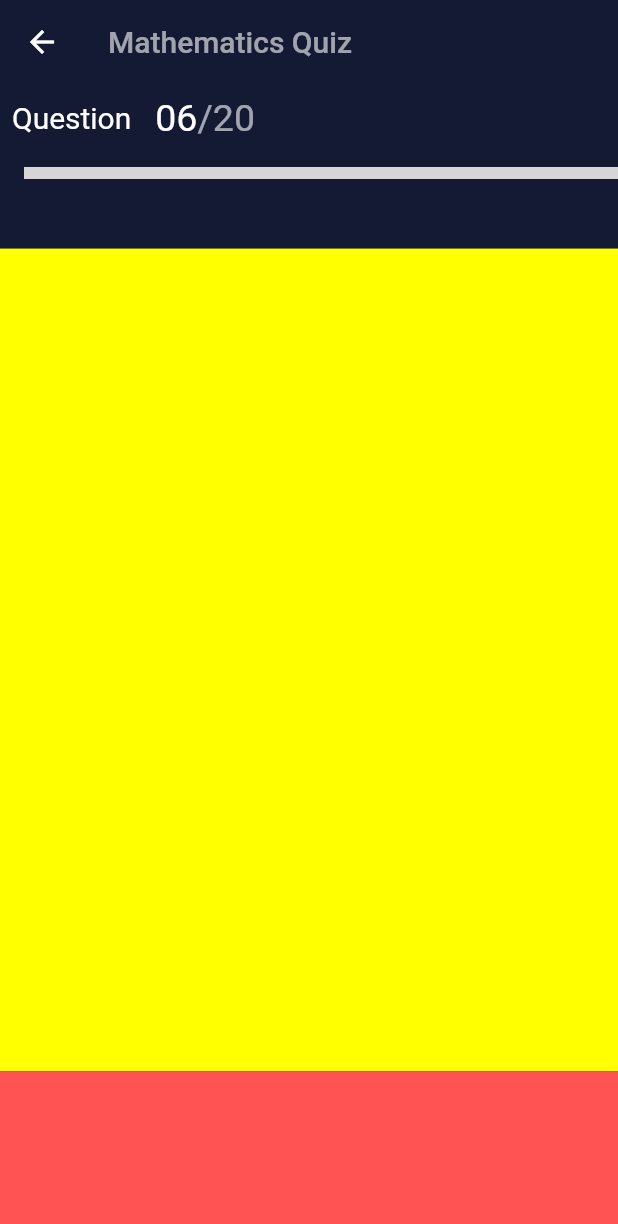
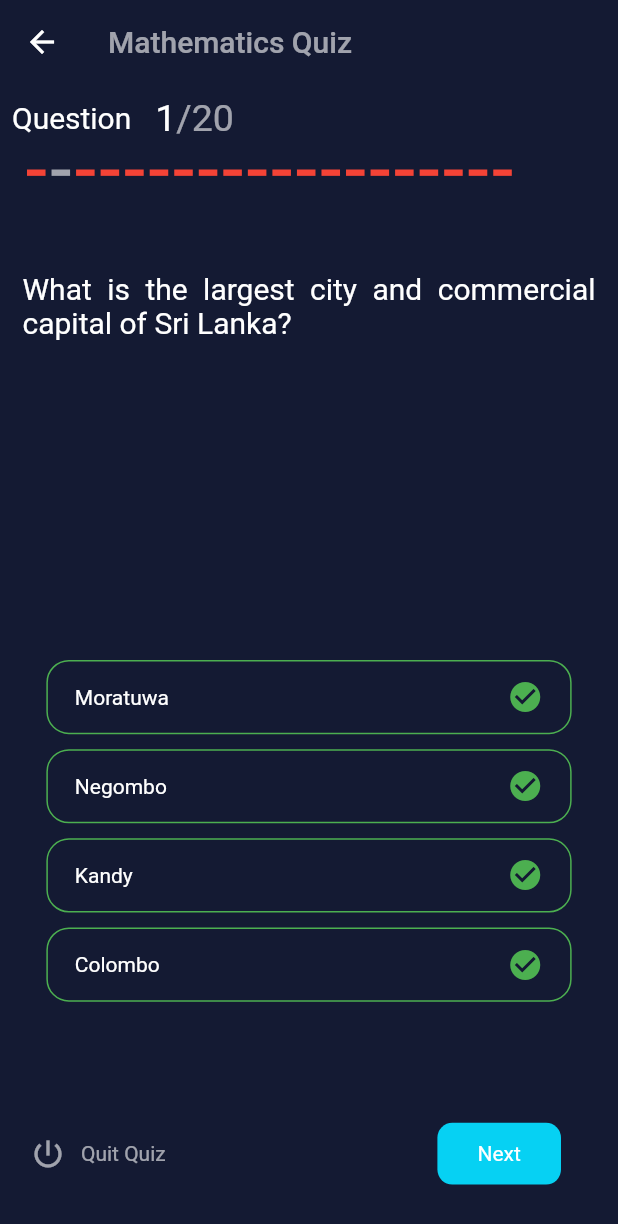
Before and after one commit to TrojanSystem/quiz_project, a Flutter app: the screen it shows after launch, after a tap on "Math", on a phone screen of 412 x 824 dp. Shown: the top 1224 px of the screen. Run offline on Flutter 3.47's test engine with Material 2 defaults, Android fonts, the phone set to English and light mode, and no system bars; our stand-ins replace flutter_staggered_animations, google_nav_bar, line_icons; grey boxes are pictures that could not be loaded.

Commit message:
General Quiz Project

```diff
--- /dev/null
+++ b/lib/data_room/data_storage.dart
@@ -0,0 +1,10 @@
+import 'package:flutter/cupertino.dart';
+
+class DataStorage extends ChangeNotifier {
+  int currentIndex = 0;
+
+  changeQuestion(index) {
+    currentIndex = index + 1;
+    notifyListeners();
+  }
+}
--- /dev/null
+++ b/lib/data_room/http_service.dart
@@ -0,0 +1,16 @@
+import 'package:http/http.dart' as http;
+
+class HttpService {
+  Future<http.Response> getWeatherData() async {
+    http.Response response;
+    String url =
+        "https://opentdb.com/api.php?amount=10";
+    final uri = Uri.parse(url);
+    try {
+      response = await http.get(uri);
+    } on Exception catch (e) {
+      throw e;
+    }
+    return response;
+  }
+}
--- /dev/null
+++ b/lib/data_room/question_model.dart
@@ -0,0 +1,291 @@
+class QuestionModel {
+  String category;
+  String type;
+  String difficulty;
+  String question;
+  String correctAnswer;
+  List incorrectAnswers;
+  int Score;
+
+  QuestionModel(
+      {required this.category,
+        required this.correctAnswer,
+        required this.Score,
+        required this.difficulty,
+        required this.incorrectAnswers,
+        required this.question,
+        required this.type});
+
+  static List<QuestionModel> questionList = [
+    QuestionModel(
+      Score: 15,
+      category: "Geography",
+      type: "multiple",
+      difficulty: "hard",
+      question: "What is the largest city and commercial capital of Sri Lanka?",
+      correctAnswer: "Colombo",
+      incorrectAnswers: [
+        "Moratuwa",
+        "Negombo",
+        "Kandy",
+        "Colombo",
+      ],
+    ),
+    QuestionModel(
+      Score: 10,
+      category: "Math",
+      type: "multiple",
+      difficulty: "medium",
+      question:
+      "Which European city has the highest mileage of canals in the world?",
+      correctAnswer: "Birmingham",
+      incorrectAnswers: [
+        "Venice",
+        "Amsterdam",
+        "Berlin",
+        "Birmingham",
+      ],
+    ),
+    QuestionModel(
+        Score: 15,
+        category: "Physics",
+        type: "multiple",
+        difficulty: "hard",
+        question: "Which of these is NOT a province in China?",
+        correctAnswer: "Yangtze",
+        incorrectAnswers: [
+          "Fujian",
+          "Sichuan",
+          "Guangdong",
+          "Yangtze",
+        ]),
+    QuestionModel(
+        Score: 25,
+        category: "Chemistry",
+        type: "multiple",
+        difficulty: "easy",
+        question:
+        "Which of these is the name of the largest city in the US state Tennessee?",
+        correctAnswer: "Memphis",
+        incorrectAnswers: [
+          "Thebes",
+          "Alexandria",
+          "Luxor",
+          "Memphis",
+        ]),
+    QuestionModel(
+        Score: 5,
+        category: "Biology",
+        type: "multiple",
+        difficulty: "medium",
+        question: "How many countries does Spain have a land border with?",
+        correctAnswer: "5",
+        incorrectAnswers: [
+          "2",
+          "3",
+          "4",
+          "5",
+        ]),
+    QuestionModel(
+        Score: 15,
+        category: "Science",
+        type: "multiple",
+        difficulty: "easy",
+        question: "What is the Capital of the United States?",
+        correctAnswer: "Washington, D.C.",
+        incorrectAnswers: [
+          "Los Angelas, CA",
+          "New York City, NY",
+          "Houston, TX",
+          "Washington, D.C.",
+        ]),
+    QuestionModel(
+        Score: 35,
+        category: "Soccer",
+        type: "multiple",
+        difficulty: "medium",
+        question: "What tiny principality lies between Spain and France?",
+        correctAnswer: "Andorra",
+        incorrectAnswers: [
+          "Liechtenstein",
+          "Monaco",
+          "San Marino",
+          "Andorra",
+        ]),
+    QuestionModel(
+        Score: 15,
+        category: "Lab",
+        type: "multiple",
+        difficulty: "medium",
+        question: "How many timezones does Russia have?",
+        correctAnswer: "11",
+        incorrectAnswers: [
+          "6",
+          "24",
+          "16",
+          "11",
+        ]),
+    QuestionModel(
+        Score: 10,
+        category: "Astronomy",
+        type: "multiple",
+        difficulty: "hard",
+        question:
+        '  What is the most common climbing route for the second highest mountain in the world, K2?',
+        correctAnswer: "Abruzzi Spur",
+        incorrectAnswers: [
+          "Magic Line",
+          "Cesen Route",
+          "Polish Line",
+          "Abruzzi Spur",
+        ]),
+    QuestionModel(
+        Score: 15,
+        category: "Music",
+        type: "multiple",
+        difficulty: "hard",
+        question: "Into which basin does the Jordan River flow into?",
+        correctAnswer: "Dead Sea",
+        incorrectAnswers: [
+          "Aral Sea",
+          "Caspian Sea",
+          "Salton Sea",
+          "Dead Sea",
+        ]),
+    /***/QuestionModel(
+      Score: 15,
+      category: "Math",
+      type: "multiple",
+      difficulty: "hard",
+      question: "What is the largest city and commercial capital of Sri Lanka?",
+      correctAnswer: "Colombo",
+      incorrectAnswers: [
+        "Moratuwa",
+        "Negombo",
+        "Kandy",
+        "Colombo",
+      ],
+    ),
+    QuestionModel(
+      Score: 10,
+      category: "Geography",
+      type: "multiple",
+      difficulty: "medium",
+      question:
+      "Which European city has the highest mileage of canals in the world?",
+      correctAnswer: "Birmingham",
+      incorrectAnswers: [
+        "Venice",
+        "Amsterdam",
+        "Berlin",
+        "Birmingham",
+      ],
+    ),
+    QuestionModel(
+        Score: 15,
+        category: "Physics",
+        type: "multiple",
+        difficulty: "hard",
+        question: "Which of these is NOT a province in China?",
+        correctAnswer: "Yangtze",
+        incorrectAnswers: [
+          "Fujian",
+          "Sichuan",
+          "Guangdong",
+          "Yangtze",
+        ]),
+    QuestionModel(
+        Score: 25,
+        category: "Chemistry",
+        type: "multiple",
+        difficulty: "easy",
+        question:
+        "Which of these is the name of the largest city in the US state Tennessee?",
+        correctAnswer: "Memphis",
+        incorrectAnswers: [
+          "Thebes",
+          "Alexandria",
+          "Luxor",
+          "Memphis",
+        ]),
+    QuestionModel(
+        Score: 5,
+        category: "Biology",
+        type: "multiple",
+        difficulty: "medium",
+        question: "How many countries does Spain have a land border with?",
+        correctAnswer: "5",
+        incorrectAnswers: [
+          "2",
+          "3",
+          "4",
+          "5",
+        ]),
+    QuestionModel(
+        Score: 15,
+        category: "Science",
+        type: "multiple",
+        difficulty: "easy",
+        question: "What is the Capital of the United States?",
+        correctAnswer: "Washington, D.C.",
+        incorrectAnswers: [
+          "Los Angelas, CA",
+          "New York City, NY",
+          "Houston, TX",
+          "Washington, D.C.",
+        ]),
+    QuestionModel(
+        Score: 35,
+        category: "Soccer",
+        type: "multiple",
+        difficulty: "medium",
+        question: "What tiny principality lies between Spain and France?",
+        correctAnswer: "Andorra",
+        incorrectAnswers: [
+          "Liechtenstein",
+          "Monaco",
+          "San Marino",
+          "Andorra",
+        ]),
+    QuestionModel(
+        Score: 15,
+        category: "Lab",
+        type: "multiple",
+        difficulty: "medium",
+        question: "How many timezones does Russia have?",
+        correctAnswer: "11",
+        incorrectAnswers: [
+          "6",
+          "24",
+          "16",
+          "11",
+        ]),
+    QuestionModel(
+        Score: 10,
+        category: "Astronomy",
+        type: "multiple",
+        difficulty: "hard",
+        question:
+        '  What is the most common climbing route for the second highest mountain in the world, K2?',
+        correctAnswer: "Abruzzi Spur",
+        incorrectAnswers: [
+          "Magic Line",
+          "Cesen Route",
+          "Polish Line",
+          "Abruzzi Spur",
+        ]),
+    QuestionModel(
+        Score: 15,
+        category: "Music",
+        type: "multiple",
+        difficulty: "hard",
+        question: "Into which basin does the Jordan River flow into?",
+        correctAnswer: "Dead Sea",
+        incorrectAnswers: [
+          "Aral Sea",
+          "Caspian Sea",
+          "Salton Sea",
+          "Dead Sea",
+        ]),
+  ];
+}
--- /dev/null
+++ b/lib/data_room/question_request.dart
@@ -0,0 +1,30 @@
+import 'dart:convert';
+import 'dart:io';
+
+import 'package:quiz_project/data_room/question_model.dart';
+
+import 'http_service.dart';
+
+class QuestionRequest {
+  Future<QuestionModel?> getWord() async {
+    var result;
+    try {
+      final response = await HttpService().getWeatherData();
+      if (response.statusCode == 200) {
+        final decodedResult = json.decode(response.body);
+
+        // result = QuestionModel.fromJson(decodedResult['results']);
+
+        return result;
+      } else {
+        return null;
+      }
+    } on SocketException catch (e) {
+      throw e;
+    } on HttpService catch (e) {
+      throw e;
+    } on FormatException catch (e) {
+      throw e;
+    }
+  }
+}
--- a/lib/main.dart
+++ b/lib/main.dart
@@ -1,8 +1,9 @@
 import 'package:flutter/material.dart';
-import 'package:google_nav_bar/google_nav_bar.dart';
-import 'package:line_icons/line_icons.dart';
-import 'package:quiz_project/quiz_constants.dart';
+import 'package:provider/provider.dart';
+
 import 'package:quiz_project/quiz_screens/quiz_homepage.dart';
+
+import 'data_room/data_storage.dart';
 
 void main() {
   runApp(const QuizSplashScreen());
@@ -14,10 +15,13 @@ class QuizSplashScreen extends StatelessWidget {
   // This widget is the root of your application.
   @override
   Widget build(BuildContext context) {
-    return  const MaterialApp(
-      debugShowCheckedModeBanner: false,
-      title: 'Quiz',
-            home: QuizHomePage(),
+    return ChangeNotifierProvider(
+      create: (ctx) => DataStorage(),
+      child: const MaterialApp(
+        debugShowCheckedModeBanner: false,
+        title: 'Quiz',
+        home: QuizHomePage(),
+      ),
     );
   }
 }
--- a/lib/quiz_constants.dart
+++ b/lib/quiz_constants.dart
@@ -9,6 +9,10 @@ const kkCategory = TextStyle(
   fontWeight: FontWeight.w900,
   fontSize: 20,
 );
+const kkQuestion =  TextStyle(
+  color: Colors.white,
+  fontSize: 20,
+);
 const kkActiveQuestionNumber = TextStyle(
   color: Colors.white,
   fontSize: 25,
--- a/lib/quiz_method_collection.dart
+++ b/lib/quiz_method_collection.dart
@@ -1,8 +1,20 @@
 import 'package:flutter/material.dart';
-import 'package:google_nav_bar/google_nav_bar.dart';
-import 'package:line_icons/line_icons.dart';
+
 import 'package:quiz_project/quiz_constants.dart';
-Expanded selectedQuizHeader(double width, double height) {
+
+Widget answer({answerColor, width, height}) => Container(
+      margin: const EdgeInsets.all(2.0),
+      color: answerColor,
+      width: width * 0.03,
+      height: height * 0.09,
+    );
+
+Widget selectedQuizHeader(
+    {required double width,
+    required double height,
+    required question,
+    required currentQuestion,
+    required currentQuestionIndex}) {
   return Expanded(
     flex: 2,
     child: Column(
@@ -22,18 +34,18 @@ Expanded selectedQuizHeader(double width, double height) {
             Padding(
               padding: const EdgeInsets.all(8.0),
               child: RichText(
-                text: const TextSpan(
+                text: TextSpan(
                   children: [
                     TextSpan(
-                      text: '06',
+                      text: '${currentQuestion + 1}',
                       style: kkActiveQuestionNumber,
                     ),
-                    TextSpan(
+                    const TextSpan(
                       text: '/',
                       style: kkInActiveQuestionNumber,
                     ),
                     TextSpan(
-                      text: '20',
+                      text: '${question.length}',
                       style: kkInActiveQuestionNumber,
                     ),
                   ],
@@ -43,17 +55,18 @@ Expanded selectedQuizHeader(double width, double height) {
           ],
         ),
         Container(
-          margin: const EdgeInsets.only(top: 10,left: 16),
+          margin: const EdgeInsets.only(top: 10, left: 16),
           width: width,
           height: height * 0.01,
           child: ListView.builder(
             scrollDirection: Axis.horizontal,
             itemBuilder: (context, index) => answer(
-              answerColor: Colors.red,
+              answerColor:
+                  currentQuestionIndex == index ? Colors.white60 : Colors.red,
               width: width,
               height: height,
             ),
-            itemCount: 20,
+            itemCount: question.length,
           ),
         )
       ],
--- a/lib/quiz_widgets/quiz_button.dart
+++ b/lib/quiz_widgets/quiz_button.dart
@@ -1,16 +1,21 @@
 import 'package:flutter/material.dart';
+
 class QuizButtons extends StatelessWidget {
   const QuizButtons(
       {super.key,
-        required this.deviceWidth,
-        required this.deviceHeight,
-        required this.buttonFunction,
-        required this.buttonTag});
+      required this.deviceWidth,
+      required this.deviceHeight,
+      required this.bgColor,
+      required this.textColor,
+      required this.buttonFunction,
+      required this.buttonTag});
 
   final double deviceWidth;
   final double deviceHeight;
   final VoidCallback buttonFunction;
   final String buttonTag;
+  final Color bgColor;
+  final Color textColor;
 
   @override
   Widget build(BuildContext context) {
@@ -24,13 +29,13 @@ class QuizButtons extends StatelessWidget {
             height: deviceHeight * 0.05,
             decoration: BoxDecoration(
               borderRadius: BorderRadius.circular(10),
-              color: const Color.fromRGBO(6, 209, 243, 0.2),
+              color: bgColor,
             ),
             child: Center(
               child: Text(
                 buttonTag,
-                style: const TextStyle(
-                  color: Color.fromRGBO(6, 209, 243, 1),
+                style:  TextStyle(
+                  color:textColor,
                 ),
               ),
             ),
--- a/lib/quiz_widgets/quiz_category_view_all.dart
+++ b/lib/quiz_widgets/quiz_category_view_all.dart
@@ -28,6 +28,8 @@ class QuizCategoryViewAll extends StatelessWidget {
             ),
           ),
           QuizButtons(
+            textColor:  const Color.fromRGBO(6, 209, 243, 1),
+            bgColor: const Color.fromRGBO(6, 209, 243, 0.2),
             deviceWidth: deviceWidth,
             deviceHeight: deviceHeight,
             buttonFunction: () {},
--- a/lib/sub_screens/quiz_selected_category.dart
+++ b/lib/sub_screens/quiz_selected_category.dart
@@ -1,17 +1,25 @@
 import 'package:flutter/material.dart';
+import 'package:provider/provider.dart';
+import 'package:quiz_project/data_room/question_model.dart';
+import 'package:quiz_project/sub_screens/selected_category_answers.dart';
+import 'package:quiz_project/sub_screens/selected_category_footer.dart';
+import 'package:quiz_project/sub_screens/selected_category_question.dart';
 
-import '../quiz_constants.dart';
+import '../data_room/data_storage.dart';
 import '../quiz_method_collection.dart';
 
 class QuizSelectedCategory extends StatelessWidget {
-  const QuizSelectedCategory({super.key, required this.selectedQuizTag});
+  QuizSelectedCategory({super.key, required this.selectedQuizTag});
 
   final String selectedQuizTag;
+
+  final quizQuestion = QuestionModel.questionList;
 
   @override
   Widget build(BuildContext context) {
     double width = MediaQuery.of(context).size.width;
     double height = MediaQuery.of(context).size.height;
+    final currentIndex = Provider.of<DataStorage>(context).currentIndex;
     return Scaffold(
       backgroundColor: const Color.fromRGBO(20, 26, 51, 1),
       appBar: AppBar(
@@ -26,31 +34,35 @@ class QuizSelectedCategory extends StatelessWidget {
       ),
       body: Column(
         children: [
-          selectedQuizHeader(width, height),
+          selectedQuizHeader(
+            currentQuestionIndex: currentIndex + 1,
+            width: width,
+            height: height,
+            question: quizQuestion,
+            currentQuestion: currentIndex,
+          ),
           Expanded(
             flex: 10,
-            child: Container(
-              color: Colors.yellowAccent,
+            child: SizedBox(
+              child: Column(
+                children: [
+                  SelectedCategoryQuestion(
+                    quizQuestion: quizQuestion,
+                    currentQuestion: currentIndex,
+                  ),
+                  SelectedCategoryAnswers(
+                    width: width,
+                    height: height,
+                    quizAnswer: quizQuestion[currentIndex].incorrectAnswers,
+                  ),
+                ],
+              ),
             ),
           ),
-          Expanded(
-            flex: 2,
-            child: Container(
-              color: Colors.redAccent,
-            ),
-          ),
+          SelectedCategoryFooter(
+              height: height, width: width, currentQuestion: currentIndex),
         ],
       ),
     );
   }
-
-
-
-  Widget answer({answerColor, width, height}) => Container(
-        margin: const EdgeInsets.all(2.0),
-        color: answerColor,
-        width: width * 0.03,
-        height: height * 0.09,
-
-      );
 }
--- /dev/null
+++ b/lib/sub_screens/selected_category_answers.dart
@@ -0,0 +1,60 @@
+import 'package:flutter/material.dart';
+
+import '../data_room/question_model.dart';
+
+class SelectedCategoryAnswers extends StatelessWidget {
+  const SelectedCategoryAnswers({
+    super.key,
+    required this.width,
+    required this.height,
+    required this.quizAnswer,
+  });
+
+  final double width;
+  final double height;
+  final List quizAnswer;
+
+  @override
+  Widget build(BuildContext context) {
+    return Expanded(
+      flex: 1,
+      child: Column(
+        children: quizAnswer
+            .map(
+              (answer) => Container(
+                margin: const EdgeInsets.only(bottom: 10),
+                decoration: BoxDecoration(
+                  borderRadius: BorderRadius.circular(15),
+                  border: Border.all(
+                    color: Colors.green,
+                    width: 1,
+                  ),
+                ),
+                width: width * 0.85,
+                height: height * 0.06,
+                child: Row(
+                  mainAxisAlignment: MainAxisAlignment.spaceBetween,
+                  children: [
+                    Padding(
+                      padding: const EdgeInsets.only(left: 18.0),
+                      child: Text(
+                        answer,
+                        style: const TextStyle(color: Colors.white),
+                      ),
+                    ),
+                    const Padding(
+                      padding: EdgeInsets.only(right: 18.0),
+                      child: Icon(
+                        Icons.check_circle,
+                        color: Colors.green,
+                      ),
+                    )
+                  ],
+                ),
+              ),
+            )
+            .toList(),
+      ),
+    );
+  }
+}
--- /dev/null
+++ b/lib/sub_screens/selected_category_footer.dart
@@ -0,0 +1,106 @@
+import 'package:flutter/material.dart';
+import 'package:provider/provider.dart';
+import 'package:quiz_project/data_room/data_storage.dart';
+import 'package:quiz_project/quiz_widgets/quiz_button.dart';
+
+class SelectedCategoryFooter extends StatefulWidget {
+  SelectedCategoryFooter({
+    required this.height,
+    required this.width,
+    required this.currentQuestion,
+  });
+
+  double width;
+  double height;
+  int currentQuestion;
+
+  @override
+  State<SelectedCategoryFooter> createState() => _SelectedCategoryFooterState();
+}
+
+class _SelectedCategoryFooterState extends State<SelectedCategoryFooter> {
+  @override
+  Widget build(BuildContext context) {
+    Future<bool> _onWillPop() async {
+      return (await showDialog(
+            context: context,
+            builder: (context) => AlertDialog(
+              title: const Text(
+                'Are you sure?',
+                style: TextStyle(color: Colors.white),
+              ),
+              content: const Text(
+                'Do you want to exit an App',
+                style: TextStyle(color: Colors.white),
+              ),
+              actions: <Widget>[
+                TextButton(
+                  onPressed: () =>
+                      Navigator.of(context).pop(false), //<-- SEE HERE
+                  child: const Text('No'),
+                ),
+                TextButton(
+                  onPressed: () {
+                    // setState(() {
+                    //   Navigator.of(context).pushReplacement(
+                    //     MaterialPageRoute(
+                    //       builder: (ctx) => const FrontScreen(),
+                    //     ),
+                    //   );
+                    //
+                    // });
+                  },
+                  child: const Text('Yes'),
+                ),
+              ],
+              backgroundColor: Colors.black.withOpacity(0.3),
+            ),
+          )) ??
+          false;
+    }
+
+    return Expanded(
+      flex: 2,
+      child: Container(
+        margin: EdgeInsets.fromLTRB(20, 0, 20, 0),
+        child: Row(
+          mainAxisAlignment: MainAxisAlignment.spaceBetween,
+          children: [
+            GestureDetector(
+              onTap: _onWillPop,
+              child: Row(
+                children: const [
+                  Icon(
+                    Icons.power_settings_new_outlined,
+                    color: Colors.white60,
+                  ),
+                  SizedBox(
+                    width: 10,
+                  ),
+                  Text(
+                    'Quit Quiz',
+                    style: TextStyle(
+                      color: Colors.white60,
+                    ),
+                  ),
+                ],
+              ),
+            ),
+            QuizButtons(
+                bgColor: const Color.fromRGBO(6, 209, 243, 1),
+                textColor: Colors.white,
+                deviceWidth: widget.width,
+                deviceHeight: widget.height,
+                buttonFunction: () {
+                 setState(() {
+                   Provider.of<DataStorage>(context, listen: false)
+                       .changeQuestion(widget.currentQuestion);
+                 });
+                },
+                buttonTag: 'Next')
+          ],
+        ),
+      ),
+    );
+  }
+}
--- /dev/null
+++ b/lib/sub_screens/selected_category_question.dart
@@ -0,0 +1,29 @@
+import 'package:flutter/material.dart';
+
+import '../data_room/question_model.dart';
+import '../quiz_constants.dart';
+class SelectedCategoryQuestion extends StatelessWidget {
+  const SelectedCategoryQuestion({
+    super.key,
+    required this.quizQuestion,
+    required this.currentQuestion,
+  });
+
+  final List<QuestionModel> quizQuestion;
+  final int currentQuestion;
+
+  @override
+  Widget build(BuildContext context) {
+    return Expanded(
+      flex: 1,
+      child: Padding(
+        padding: const EdgeInsets.all(15.0),
+        child: Text(
+          quizQuestion[currentQuestion].question,
+          style: kkQuestion,
+          textAlign: TextAlign.justify,
+        ),
+      ),
+    );
+  }
+}
--- a/pubspec.yaml
+++ b/pubspec.yaml
@@ -38,6 +38,9 @@ dependencies:
   flutter_staggered_animations: "^1.0.0"
   google_nav_bar: ^5.0.6
   line_icons: ^2.0.1
+  http: ^0.13.5
+  provider: ^6.0.5
+  path_provider: ^2.0.13
 
 dev_dependencies:
   flutter_test:
```
Also changed, not shown: pubspec.lock, 1 other file.
